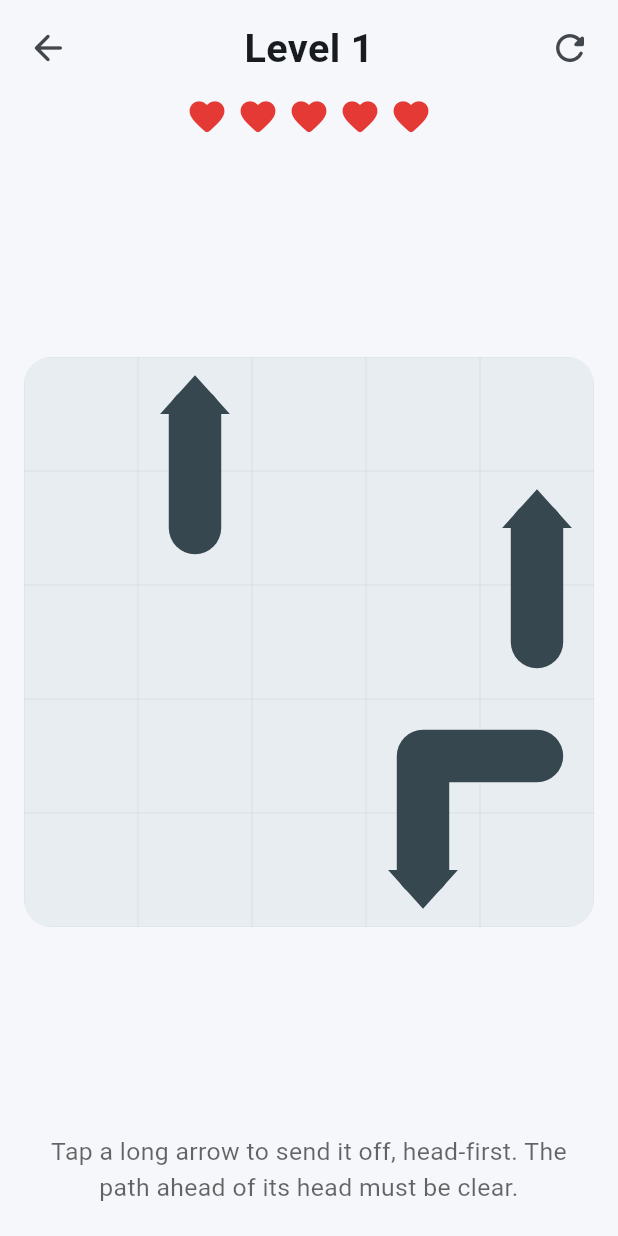
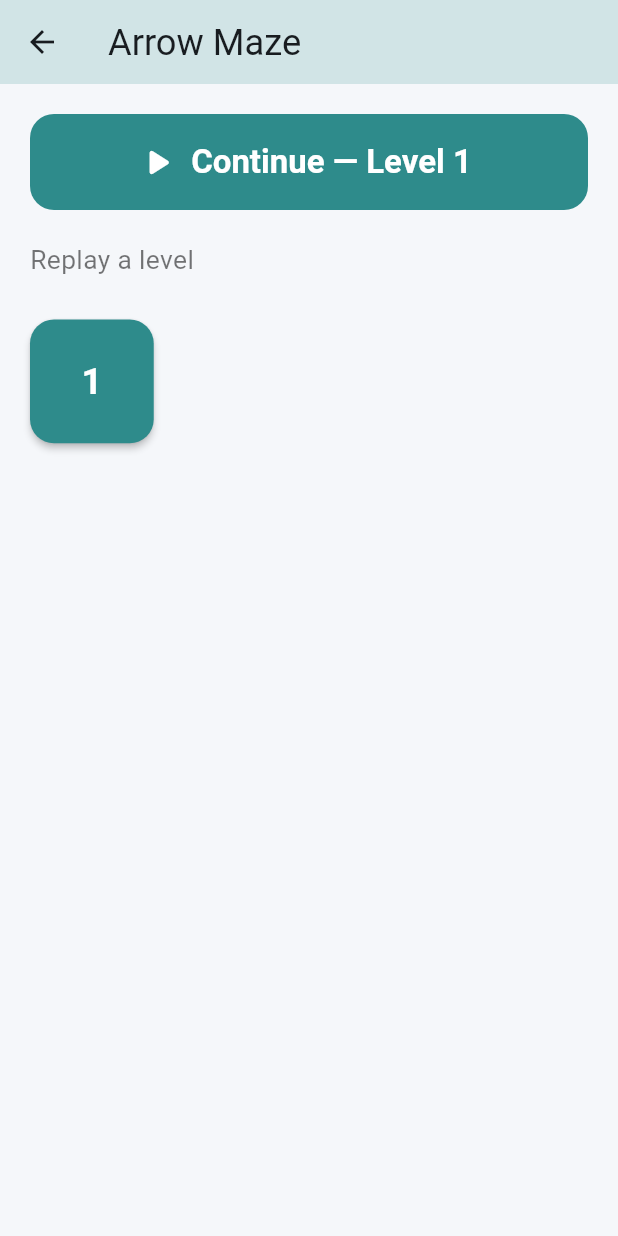
Before and after one commit to leifskje/brain-workout, a Flutter app: the screen it shows after launch, after a tap on "Arrow Maze", on a phone screen of 412 x 824 dp. Run offline on Flutter 3.47's test engine with Material 3 defaults, Android fonts, the phone set to English and light mode, and no system bars; our stand-ins replace shared_preferences.

Commit message:
Add Memory Match game, progress persistence, slither animation, donate link
- Memory Match: new flip-and-match game (3rd cognitive domain). No lose state;
  TweenAnimationBuilder card flip (no AnimationController).
- Persistence: shared_preferences-backed ProgressStore saves furthest level per
  game; new Level Select screen (Continue + replay grid); home cards show level.
- Arrow Maze: arrows now slither out head-first along a rail instead of sliding
  rigidly.
- Home: quiet "Support the developer" link (url_launcher) below the games
  (placeholder URL pending a Ko-fi/BMC page).

Co-Authored-By: Claude Opus 4.8 <noreply@anthropic.com>

```diff
--- a/lib/games/games_catalog.dart
+++ b/lib/games/games_catalog.dart
@@ -2,6 +2,7 @@ import 'package:flutter/material.dart';
 
 import '../models/game_definition.dart';
 import 'arrow_escape/arrow_escape_screen.dart';
+import 'memory_match/memory_match_screen.dart';
 import 'snake_arrows/snake_arrows_screen.dart';
 
 /// The list of mini-games shown on the home screen.
@@ -15,7 +16,7 @@ final List<GameDefinition> gamesCatalog = [
     subtitle: 'Send every arrow off the board',
     icon: Icons.alt_route_rounded,
     color: const Color(0xFF3F7DAA),
-    builder: (_) => const ArrowEscapeScreen(),
+    levelBuilder: (level) => ArrowEscapeScreen(startLevel: level),
   ),
   GameDefinition(
     id: 'arrow_maze',
@@ -23,7 +24,7 @@ final List<GameDefinition> gamesCatalog = [
     subtitle: 'Untangle the long snaking arrows',
     icon: Icons.polyline_rounded,
     color: const Color(0xFF2E8B8B),
-    builder: (_) => const SnakeArrowsScreen(),
+    levelBuilder: (level) => SnakeArrowsScreen(startLevel: level),
   ),
   const GameDefinition(
     id: 'word_builder',
@@ -39,11 +40,12 @@ final List<GameDefinition> gamesCatalog = [
     icon: Icons.calculate_rounded,
     color: Color(0xFFB5651D),
   ),
-  const GameDefinition(
+  GameDefinition(
     id: 'memory_match',
     title: 'Memory Match',
     subtitle: 'Remember the pairs',
     icon: Icons.grid_view_rounded,
-    color: Color(0xFF7E57C2),
+    color: const Color(0xFF7E57C2),
+    levelBuilder: (level) => MemoryMatchScreen(startLevel: level),
   ),
 ];
--- a/lib/games/snake_arrows/snake_arrows_screen.dart
+++ b/lib/games/snake_arrows/snake_arrows_screen.dart
@@ -2,6 +2,7 @@ import 'dart:math' as math;
 
 import 'package:flutter/material.dart';
 
+import '../../services/progress_store.dart';
 import 'snake_arrows_models.dart';
 
 /// Playable "Arrow Maze": long, bent arrows that must slither off the board.
@@ -10,7 +11,9 @@ import 'snake_arrows_models.dart';
 /// ahead of its head is clear of other arrows; otherwise it shakes and costs a
 /// heart. Clear the whole board to win.
 class SnakeArrowsScreen extends StatefulWidget {
-  const SnakeArrowsScreen({super.key});
+  const SnakeArrowsScreen({super.key, this.startLevel = 1});
+
+  final int startLevel;
 
   @override
   State<SnakeArrowsScreen> createState() => _SnakeArrowsScreenState();
@@ -18,7 +21,8 @@ class SnakeArrowsScreen extends StatefulWidget {
 
 class _SnakeArrowsScreenState extends State<SnakeArrowsScreen>
     with TickerProviderStateMixin {
-  static const _escapeDuration = Duration(milliseconds: 360);
+  static const _escapeDuration = Duration(milliseconds: 520);
+  static const _gameId = 'arrow_maze';
 
   int _level = 1;
   late SnakeBoard _board;
@@ -46,7 +50,7 @@ class _SnakeArrowsScreenState extends State<SnakeArrowsScreen>
       vsync: this,
       duration: const Duration(milliseconds: 400),
     )..addListener(_tick);
-    _loadLevel(1);
+    _loadLevel(widget.startLevel);
   }
 
   @override
@@ -57,6 +61,7 @@ class _SnakeArrowsScreenState extends State<SnakeArrowsScreen>
   }
 
   void _loadLevel(int level) {
+    ProgressStore.instance.recordReached(_gameId, level);
     setState(() {
       _level = level;
       _board = SnakeBoard.generate(level);
@@ -339,28 +344,43 @@ class _SnakePainter extends CustomPainter {
       Offset(c.col * cell + cell / 2, c.row * cell + cell / 2);
 
   void _drawArrow(Canvas canvas, SnakeArrow arrow) {
-    var slide = Offset.zero;
-    var opacity = 1.0;
+    final dir = arrow.exitDir;
     var color = _normalColor;
+    List<Offset> points;
+    Offset headCenter;
 
     if (arrow.id == escapingId) {
-      final eased = Curves.easeIn.transform(escapeT);
-      final dist = eased * cell * (board.rows + 2);
-      slide = Offset(arrow.exitDir.dCol * dist, arrow.exitDir.dRow * dist);
-      opacity = (1 - escapeT * 1.4).clamp(0.0, 1.0);
-    } else if (arrow.id == blockedId && shakeT != null) {
-      color = _blockedColor;
-      final dx = math.sin(shakeT! * math.pi * 6) * (1 - shakeT!) * 6;
-      slide = Offset(dx, 0);
+      // Slither out: shift every body point forward along the snake's "rail"
+      // (its spine, then a straight extension past the head). The head leads
+      // out in the exit direction and each segment follows the path ahead of
+      // it — like a snake leaving its burrow, not a rigid block sliding.
+      final n = arrow.cells.length;
+      final spineLen = (n - 1) * cell;
+      // Enough travel for the tail to clear the board (square: rows == cols).
+      final totalShift = (n - 1 + board.rows + 1) * cell;
+      final shift = Curves.easeInOut.transform(escapeT) * totalShift;
+
+      points = <Offset>[];
+      final headArc = spineLen + shift;
+      final step = cell / 4; // sample finely so bends round smoothly
+      for (var a = shift; a < headArc; a += step) {
+        points.add(_railPoint(arrow, a));
+      }
+      points.add(_railPoint(arrow, headArc));
+      headCenter = points.last;
+    } else {
+      var shake = Offset.zero;
+      if (arrow.id == blockedId && shakeT != null) {
+        color = _blockedColor;
+        final dx = math.sin(shakeT! * math.pi * 6) * (1 - shakeT!) * 6;
+        shake = Offset(dx, 0);
+      }
+      points = [for (final c in arrow.cells) _center(c) + shake];
+      headCenter = points.last;
     }
 
-    if (opacity <= 0) return;
-    final paintColor = color.withValues(alpha: opacity);
-
-    final points = [for (final c in arrow.cells) _center(c) + slide];
-
     final body = Paint()
-      ..color = paintColor
+      ..color = color
       ..style = PaintingStyle.stroke
       ..strokeWidth = cell * 0.46
       ..strokeCap = StrokeCap.round
@@ -372,8 +392,6 @@ class _SnakePainter extends CustomPainter {
     canvas.drawPath(path, body);
 
     // Arrowhead at the head, pointing in the exit direction.
-    final dir = arrow.exitDir;
-    final headCenter = points.last;
     final reach = cell * 0.34;
     final tip = headCenter + Offset(dir.dCol * reach, dir.dRow * reach);
     final perp = Offset(-dir.dRow.toDouble(), dir.dCol.toDouble()) * (reach * 0.9);
@@ -382,7 +400,26 @@ class _SnakePainter extends CustomPainter {
       ..lineTo((headCenter + perp).dx, (headCenter + perp).dy)
       ..lineTo((headCenter - perp).dx, (headCenter - perp).dy)
       ..close();
-    canvas.drawPath(head, Paint()..color = paintColor);
+    canvas.drawPath(head, Paint()..color = color);
+  }
+
+  /// Maps arc-length [arc] (measured from the tail) onto the snake's rail: the
+  /// spine through its cell centres, then a straight extension in the exit
+  /// direction past the head. Driving every body point along this rail makes
+  /// the arrow slither out head-first.
+  Offset _railPoint(SnakeArrow arrow, double arc) {
+    final n = arrow.cells.length;
+    final spineLen = (n - 1) * cell;
+    if (arc <= spineLen) {
+      final k = (arc / cell).floor().clamp(0, n - 2);
+      final t = (arc - k * cell) / cell;
+      return Offset.lerp(
+          _center(arrow.cells[k]), _center(arrow.cells[k + 1]), t)!;
+    }
+    final headCenter = _center(arrow.cells[n - 1]);
+    final extra = arc - spineLen;
+    return headCenter +
+        Offset(arrow.exitDir.dCol * extra, arrow.exitDir.dRow * extra);
   }
 
   @override
--- a/lib/main.dart
+++ b/lib/main.dart
@@ -1,9 +1,14 @@
 import 'package:flutter/material.dart';
 
 import 'screens/home_screen.dart';
+import 'services/progress_store.dart';
 import 'theme/app_theme.dart';
 
-void main() => runApp(const BrainWorkoutApp());
+Future<void> main() async {
+  WidgetsFlutterBinding.ensureInitialized();
+  await ProgressStore.init();
+  runApp(const BrainWorkoutApp());
+}
 
 class BrainWorkoutApp extends StatelessWidget {
   const BrainWorkoutApp({super.key});
--- a/lib/models/game_definition.dart
+++ b/lib/models/game_definition.dart
@@ -2,8 +2,8 @@ import 'package:flutter/material.dart';
 
 /// Metadata describing a single mini-game shown on the home screen.
 ///
-/// A game is considered playable when [builder] is provided; otherwise it is
-/// rendered as "coming soon".
+/// A game is considered playable when [levelBuilder] is provided; otherwise it
+/// is rendered as "coming soon".
 class GameDefinition {
   const GameDefinition({
     required this.id,
@@ -11,7 +11,7 @@ class GameDefinition {
     required this.subtitle,
     required this.icon,
     required this.color,
-    this.builder,
+    this.levelBuilder,
   });
 
   final String id;
@@ -19,7 +19,9 @@ class GameDefinition {
   final String subtitle;
   final IconData icon;
   final Color color;
-  final WidgetBuilder? builder;
 
-  bool get available => builder != null;
+  /// Builds the playable screen starting at [level]. Null = "coming soon".
+  final Widget Function(int level)? levelBuilder;
+
+  bool get available => levelBuilder != null;
 }
--- a/lib/screens/home_screen.dart
+++ b/lib/screens/home_screen.dart
@@ -1,12 +1,48 @@
 import 'package:flutter/material.dart';
+import 'package:url_launcher/url_launcher.dart';
 
 import '../games/games_catalog.dart';
 import '../models/game_definition.dart';
+import '../services/progress_store.dart';
 import 'coming_soon_screen.dart';
+import 'level_select_screen.dart';
+
+// TODO: replace with your real Ko-fi / Buy Me a Coffee page URL.
+const String _supportUrl = 'https://ko-fi.com/yourname';
 
 /// Startup screen: pick a brain-training game to play.
-class HomeScreen extends StatelessWidget {
+class HomeScreen extends StatefulWidget {
   const HomeScreen({super.key});
+
+  @override
+  State<HomeScreen> createState() => _HomeScreenState();
+}
+
+class _HomeScreenState extends State<HomeScreen> {
+  Future<void> _open(GameDefinition game) async {
+    await Navigator.push(
+      context,
+      MaterialPageRoute(
+        builder: (_) => game.available
+            ? LevelSelectScreen(game: game)
+            : ComingSoonScreen(title: game.title),
+      ),
+    );
+    // Returning from a game may have advanced progress — refresh the cards.
+    if (mounted) setState(() {});
+  }
+
+  Future<void> _support() async {
+    final ok = await launchUrl(
+      Uri.parse(_supportUrl),
+      mode: LaunchMode.externalApplication,
+    );
+    if (!ok && mounted) {
+      ScaffoldMessenger.of(context).showSnackBar(
+        const SnackBar(content: Text('Could not open the support page.')),
+      );
+    }
+  }
 
   @override
   Widget build(BuildContext context) {
@@ -43,8 +79,23 @@ class HomeScreen extends StatelessWidget {
                 crossAxisSpacing: 16,
                 childAspectRatio: 0.78,
                 children: [
-                  for (final game in gamesCatalog) _GameCard(game: game),
+                  for (final game in gamesCatalog)
+                    _GameCard(game: game, onOpen: () => _open(game)),
                 ],
+              ),
+            ),
+            // Quiet, optional support link below the games.
+            Padding(
+              padding: const EdgeInsets.only(top: 2, bottom: 10),
+              child: TextButton.icon(
+                onPressed: _support,
+                icon: const Icon(Icons.coffee_rounded, size: 18),
+                label: const Text('Support the developer'),
+                style: TextButton.styleFrom(
+                  foregroundColor: Colors.black45,
+                  textStyle:
+                      const TextStyle(fontSize: 14, fontWeight: FontWeight.w500),
+                ),
               ),
             ),
           ],
@@ -55,20 +106,10 @@ class HomeScreen extends StatelessWidget {
 }
 
 class _GameCard extends StatelessWidget {
-  const _GameCard({required this.game});
+  const _GameCard({required this.game, required this.onOpen});
 
   final GameDefinition game;
-
-  void _open(BuildContext context) {
-    Navigator.push(
-      context,
-      MaterialPageRoute(
-        builder: game.available
-            ? game.builder!
-            : (_) => ComingSoonScreen(title: game.title),
-      ),
-    );
-  }
+  final VoidCallback onOpen;
 
   @override
   Widget build(BuildContext context) {
@@ -78,7 +119,7 @@ class _GameCard extends StatelessWidget {
       borderRadius: BorderRadius.circular(20),
       child: InkWell(
         borderRadius: BorderRadius.circular(20),
-        onTap: () => _open(context),
+        onTap: onOpen,
         child: Padding(
           padding: const EdgeInsets.all(16),
           child: Column(
@@ -112,11 +153,14 @@ class _GameCard extends StatelessWidget {
               if (game.available)
                 Row(
                   children: [
-                    Text('Play',
-                        style: TextStyle(
-                            fontWeight: FontWeight.w700, color: game.color)),
+                    Text(
+                      'Level ${ProgressStore.instance.highestLevel(game.id)}',
+                      style: TextStyle(
+                          fontWeight: FontWeight.w700, color: game.color),
+                    ),
+                    const Spacer(),
                     Icon(Icons.chevron_right_rounded,
-                        size: 20, color: game.color),
+                        size: 22, color: game.color),
                   ],
                 )
               else
--- /dev/null
+++ b/lib/screens/level_select_screen.dart
@@ -0,0 +1,107 @@
+import 'package:flutter/material.dart';
+
+import '../models/game_definition.dart';
+import '../services/progress_store.dart';
+
+/// Shown when a game is selected: a big "Continue" at the furthest level, plus
+/// a grid to replay any level already reached.
+class LevelSelectScreen extends StatefulWidget {
+  const LevelSelectScreen({super.key, required this.game});
+
+  final GameDefinition game;
+
+  @override
+  State<LevelSelectScreen> createState() => _LevelSelectScreenState();
+}
+
+class _LevelSelectScreenState extends State<LevelSelectScreen> {
+  Future<void> _play(int level) async {
+    await Navigator.push(
+      context,
+      MaterialPageRoute(builder: (_) => widget.game.levelBuilder!(level)),
+    );
+    // Progress may have advanced while playing — refresh the unlocked grid.
+    if (mounted) setState(() {});
+  }
+
+  @override
+  Widget build(BuildContext context) {
+    final game = widget.game;
+    final highest = ProgressStore.instance.highestLevel(game.id);
+
+    return Scaffold(
+      appBar: AppBar(
+        title: Text(game.title),
+        backgroundColor: game.color.withValues(alpha: 0.18),
+      ),
+      body: SafeArea(
+        child: Column(
+          crossAxisAlignment: CrossAxisAlignment.start,
+          children: [
+            Padding(
+              padding: const EdgeInsets.all(20),
+              child: SizedBox(
+                width: double.infinity,
+                child: FilledButton.icon(
+                  style: FilledButton.styleFrom(
+                    backgroundColor: game.color,
+                    minimumSize: const Size.fromHeight(64),
+                  ),
+                  onPressed: () => _play(highest),
+                  icon: const Icon(Icons.play_arrow_rounded, size: 30),
+                  label: Text(
+                    'Continue — Level $highest',
+                    style: const TextStyle(fontSize: 20),
+                  ),
+                ),
+              ),
+            ),
+            const Padding(
+              padding: EdgeInsets.symmetric(horizontal: 20),
+              child: Text(
+                'Replay a level',
+                style: TextStyle(fontSize: 16, color: Colors.black54),
+              ),
+            ),
+            const SizedBox(height: 8),
+            Expanded(
+              child: GridView.builder(
+                padding: const EdgeInsets.all(20),
+                gridDelegate:
+                    const SliverGridDelegateWithFixedCrossAxisCount(
+                  crossAxisCount: 4,
+                  mainAxisSpacing: 14,
+                  crossAxisSpacing: 14,
+                ),
+                itemCount: highest,
+                itemBuilder: (context, index) {
+                  final level = index + 1;
+                  final isCurrent = level == highest;
+                  return Material(
+                    color: isCurrent ? game.color : Colors.white,
+                    elevation: 2,
+                    borderRadius: BorderRadius.circular(16),
+                    child: InkWell(
+                      borderRadius: BorderRadius.circular(16),
+                      onTap: () => _play(level),
+                      child: Center(
+                        child: Text(
+                          '$level',
+                          style: TextStyle(
+                            fontSize: 22,
+                            fontWeight: FontWeight.bold,
+                            color: isCurrent ? Colors.white : Colors.black87,
+                          ),
+                        ),
+                      ),
+                    ),
+                  );
+                },
+              ),
+            ),
+          ],
+        ),
+      ),
+    );
+  }
+}
--- /dev/null
+++ b/lib/services/progress_store.dart
@@ -0,0 +1,36 @@
+import 'package:shared_preferences/shared_preferences.dart';
+
+/// Persists per-game progress (the furthest level reached) across app launches.
+///
+/// Call [init] once at startup (see `main`) before using [instance].
+class ProgressStore {
+  ProgressStore._(this._prefs);
+
+  static ProgressStore? _instance;
+  final SharedPreferences _prefs;
+
+  static ProgressStore get instance {
+    final i = _instance;
+    if (i == null) {
+      throw StateError('ProgressStore.init() must be awaited before use.');
+    }
+    return i;
+  }
+
+  static Future<void> init() async {
+    _instance = ProgressStore._(await SharedPreferences.getInstance());
+  }
+
+  String _key(String gameId) => 'highest_level_$gameId';
+
+  /// The furthest level the player has reached for [gameId] (always >= 1).
+  int highestLevel(String gameId) => _prefs.getInt(_key(gameId)) ?? 1;
+
+  /// Records that the player reached [level]. Only ever raises the stored
+  /// value, so replaying earlier levels never lowers progress.
+  void recordReached(String gameId, int level) {
+    if (level > highestLevel(gameId)) {
+      _prefs.setInt(_key(gameId), level);
+    }
+  }
+}
--- a/pubspec.yaml
+++ b/pubspec.yaml
@@ -34,6 +34,8 @@ dependencies:
   # The following adds the Cupertino Icons font to your application.
   # Use with the CupertinoIcons class for iOS style icons.
   cupertino_icons: ^1.0.8
+  shared_preferences: ^2.5.5
+  url_launcher: ^6.3.2
 
 dev_dependencies:
   flutter_test:
```
Also changed, not shown: lib/games/arrow_escape/arrow_escape_screen.dart (+7 -2 lines), lib/games/memory_match/memory_match_models.dart (added, +75 -0 lines), lib/games/memory_match/memory_match_screen.dart (added, +289 -0 lines), pubspec.lock, 3 other files.
